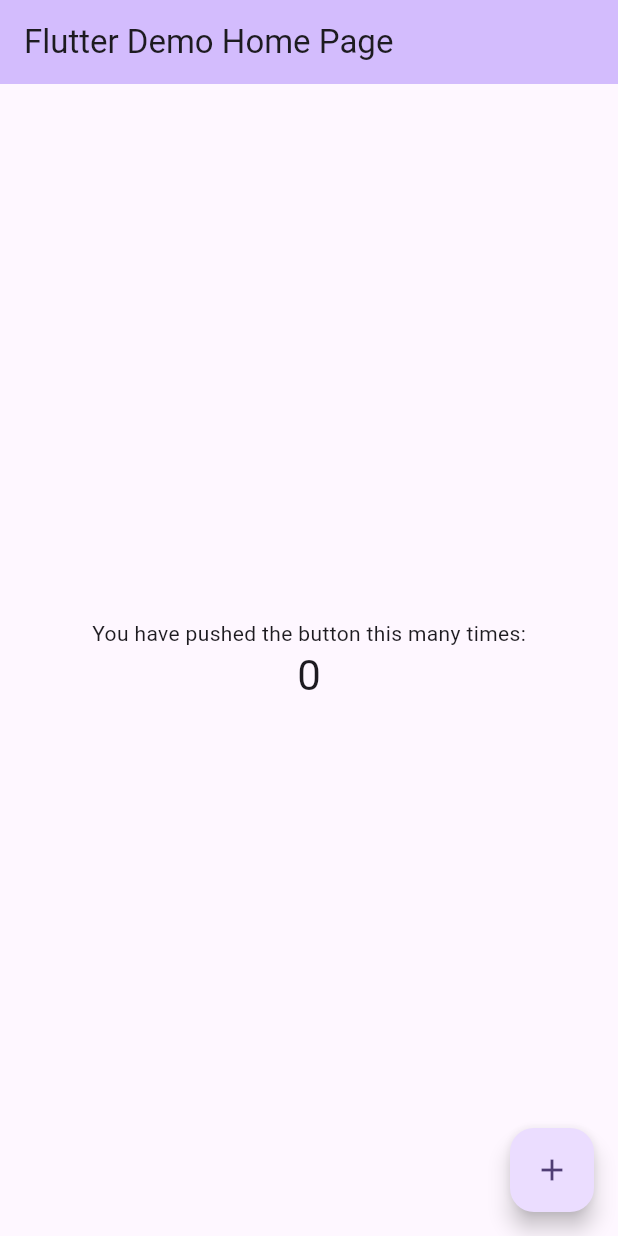
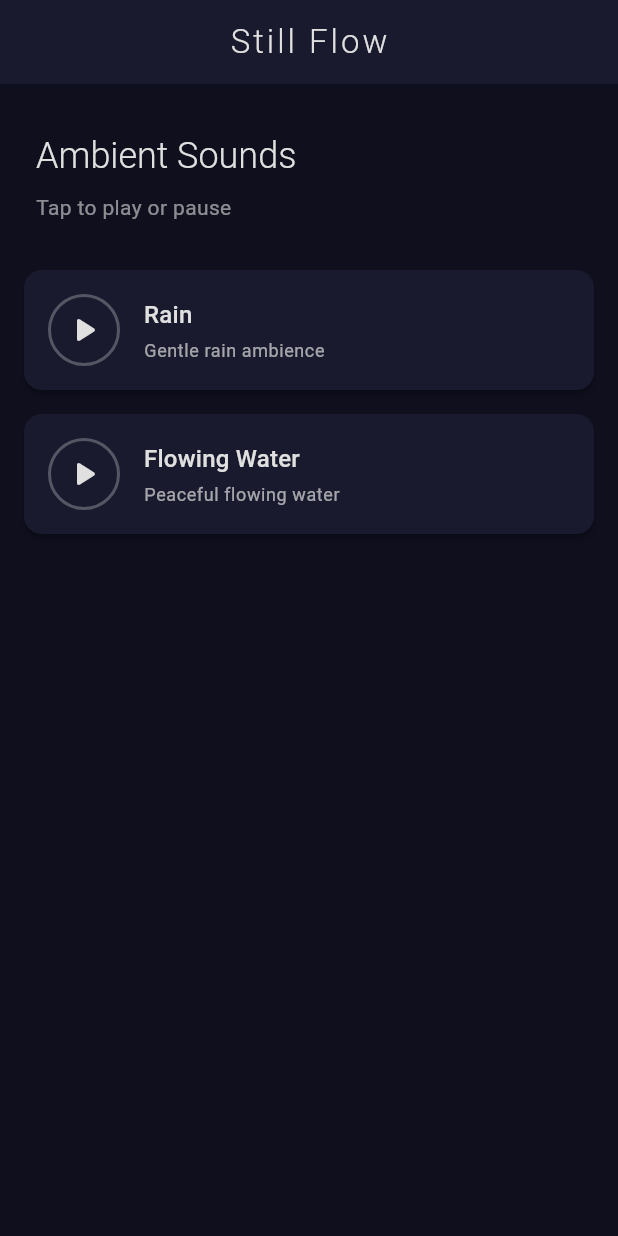
Before and after one commit to 13rac1/StillFlow, a Flutter app: the screen it shows after launch, on a phone screen of 412 x 824 dp. Run offline on Flutter 3.47's test engine with Material 3 defaults, Android fonts, the phone set to English and light mode, and no system bars; our stand-ins replace just_audio.

Commit message:
feat: implement minimal UI with dark theme (Phase 2)
Build complete user interface for sound selection and playback:
- Configure dark theme with sleep-friendly color palette
- Create HomeScreen with sound library display
- Create SoundTile widget with play/pause controls
- Wire UI to AudioPlayerService with state management
- Add visual feedback for currently playing sound
- Implement play/pause/resume logic for sound tiles
- Add 16 widget tests (26 total passing tests)

Phase 2 complete per IMPLEMENTATION_PLAN.md
- Dark theme only (warm colors, low brightness)
- Single-screen design with sound selection
- Visual feedback for playing state
- StatefulWidget state management (no external deps)

Manual testing required on device/emulator to verify:
- Actual audio playback
- Seamless looping
- UI responsiveness

🤖 Generated with [Claude Code](https://claude.com/claude-code)

Co-Authored-By: Claude <noreply@anthropic.com>

```diff
--- a/lib/main.dart
+++ b/lib/main.dart
@@ -1,122 +1,45 @@
 import 'package:flutter/material.dart';
+import 'screens/home_screen.dart';
 
 void main() {
-  runApp(const MyApp());
+  runApp(const StillFlowApp());
 }
 
-class MyApp extends StatelessWidget {
-  const MyApp({super.key});
+class StillFlowApp extends StatelessWidget {
+  const StillFlowApp({super.key});
 
-  // This widget is the root of your application.
   @override
   Widget build(BuildContext context) {
     return MaterialApp(
-      title: 'Flutter Demo',
+      title: 'Still Flow',
+      debugShowCheckedModeBanner: false,
       theme: ThemeData(
-        // This is the theme of your application.
-        //
-        // TRY THIS: Try running your application with "flutter run". You'll see
-        // the application has a purple toolbar. Then, without quitting the app,
-        // try changing the seedColor in the colorScheme below to Colors.green
-        // and then invoke "hot reload" (save your changes or press the "hot
-        // reload" button in a Flutter-supported IDE, or press "r" if you used
-        // the command line to start the app).
-        //
-        // Notice that the counter didn't reset back to zero; the application
-        // state is not lost during the reload. To reset the state, use hot
-        // restart instead.
-        //
-        // This works for code too, not just values: Most code changes can be
-        // tested with just a hot reload.
-        colorScheme: ColorScheme.fromSeed(seedColor: Colors.deepPurple),
+        // Dark theme only for sleep-friendly interface
+        brightness: Brightness.dark,
+        colorScheme: ColorScheme.dark(
+          primary: const Color(0xFF6B9AC4),
+          secondary: const Color(0xFF97C4B8),
+          surface: const Color(0xFF1A1A2E),
+          onPrimary: Colors.white,
+          onSecondary: Colors.white,
+          onSurface: const Color(0xFFE0E0E0),
+        ),
+        scaffoldBackgroundColor: const Color(0xFF0F0F1E),
+        appBarTheme: const AppBarTheme(
+          backgroundColor: Color(0xFF1A1A2E),
+          elevation: 0,
+          centerTitle: true,
+        ),
+        cardTheme: const CardThemeData(
+          color: Color(0xFF1A1A2E),
+          elevation: 2,
+          shape: RoundedRectangleBorder(
+            borderRadius: BorderRadius.all(Radius.circular(12)),
+          ),
+        ),
+        useMaterial3: true,
       ),
-      home: const MyHomePage(title: 'Flutter Demo Home Page'),
+      home: const HomeScreen(),
     );
   }
 }
-
-class MyHomePage extends StatefulWidget {
-  const MyHomePage({super.key, required this.title});
-
-  // This widget is the home page of your application. It is stateful, meaning
-  // that it has a State object (defined below) that contains fields that affect
-  // how it looks.
-
-  // This class is the configuration for the state. It holds the values (in this
-  // case the title) provided by the parent (in this case the App widget) and
-  // used by the build method of the State. Fields in a Widget subclass are
-  // always marked "final".
-
-  final String title;
-
-  @override
-  State<MyHomePage> createState() => _MyHomePageState();
-}
-
-class _MyHomePageState extends State<MyHomePage> {
-  int _counter = 0;
-
-  void _incrementCounter() {
-    setState(() {
-      // This call to setState tells the Flutter framework that something has
-      // changed in this State, which causes it to rerun the build method below
-      // so that the display can reflect the updated values. If we changed
-      // _counter without calling setState(), then the build method would not be
-      // called again, and so nothing would appear to happen.
-      _counter++;
-    });
-  }
-
-  @override
-  Widget build(BuildContext context) {
-    // This method is rerun every time setState is called, for instance as done
-    // by the _incrementCounter method above.
-    //
-    // The Flutter framework has been optimized to make rerunning build methods
-    // fast, so that you can just rebuild anything that needs updating rather
-    // than having to individually change instances of widgets.
-    return Scaffold(
-      appBar: AppBar(
-        // TRY THIS: Try changing the color here to a specific color (to
-        // Colors.amber, perhaps?) and trigger a hot reload to see the AppBar
-        // change color while the other colors stay the same.
-        backgroundColor: Theme.of(context).colorScheme.inversePrimary,
-        // Here we take the value from the MyHomePage object that was created by
-        // the App.build method, and use it to set our appbar title.
-        title: Text(widget.title),
-      ),
-      body: Center(
-        // Center is a layout widget. It takes a single child and positions it
-        // in the middle of the parent.
-        child: Column(
-          // Column is also a layout widget. It takes a list of children and
-          // arranges them vertically. By default, it sizes itself to fit its
-          // children horizontally, and tries to be as tall as its parent.
-          //
-          // Column has various properties to control how it sizes itself and
-          // how it positions its children. Here we use mainAxisAlignment to
-          // center the children vertically; the main axis here is the vertical
-          // axis because Columns are vertical (the cross axis would be
-          // horizontal).
-          //
-          // TRY THIS: Invoke "debug painting" (choose the "Toggle Debug Paint"
-          // action in the IDE, or press "p" in the console), to see the
-          // wireframe for each widget.
-          mainAxisAlignment: MainAxisAlignment.center,
-          children: <Widget>[
-            const Text('You have pushed the button this many times:'),
-            Text(
-              '$_counter',
-              style: Theme.of(context).textTheme.headlineMedium,
-            ),
-          ],
-        ),
-      ),
-      floatingActionButton: FloatingActionButton(
-        onPressed: _incrementCounter,
-        tooltip: 'Increment',
-        child: const Icon(Icons.add),
-      ), // This trailing comma makes auto-formatting nicer for build methods.
-    );
-  }
-}
--- /dev/null
+++ b/lib/screens/home_screen.dart
@@ -0,0 +1,120 @@
+import 'package:flutter/material.dart';
+import '../models/sound.dart';
+import '../services/audio_player_service.dart';
+import '../widgets/sound_tile.dart';
+
+/// Main screen displaying the sound library
+class HomeScreen extends StatefulWidget {
+  const HomeScreen({super.key});
+
+  @override
+  State<HomeScreen> createState() => _HomeScreenState();
+}
+
+class _HomeScreenState extends State<HomeScreen> {
+  final AudioPlayerService _audioService = AudioPlayerService();
+  Sound? _currentSound;
+  bool _isPlaying = false;
+
+  @override
+  void initState() {
+    super.initState();
+    _initializeAudio();
+  }
+
+  Future<void> _initializeAudio() async {
+    await _audioService.initialize();
+
+    // Listen to playing state changes
+    _audioService.playingStream.listen((playing) {
+      if (mounted) {
+        setState(() {
+          _isPlaying = playing;
+        });
+      }
+    });
+  }
+
+  @override
+  void dispose() {
+    _audioService.dispose();
+    super.dispose();
+  }
+
+  Future<void> _handleSoundTap(Sound sound) async {
+    // If tapping the currently playing sound, pause it
+    if (_currentSound?.id == sound.id && _isPlaying) {
+      await _audioService.pause();
+      return;
+    }
+
+    // If tapping the current sound while paused, resume it
+    if (_currentSound?.id == sound.id && !_isPlaying) {
+      await _audioService.resume();
+      return;
+    }
+
+    // Otherwise, play the new sound
+    setState(() {
+      _currentSound = sound;
+    });
+    await _audioService.play(sound);
+  }
+
+  @override
+  Widget build(BuildContext context) {
+    return Scaffold(
+      appBar: AppBar(
+        title: const Text(
+          'Still Flow',
+          style: TextStyle(
+            fontWeight: FontWeight.w300,
+            letterSpacing: 2,
+          ),
+        ),
+      ),
+      body: ListView(
+        padding: const EdgeInsets.symmetric(vertical: 16),
+        children: [
+          // Header section
+          Padding(
+            padding: const EdgeInsets.symmetric(horizontal: 24, vertical: 16),
+            child: Column(
+              crossAxisAlignment: CrossAxisAlignment.start,
+              children: [
+                Text(
+                  'Ambient Sounds',
+                  style: Theme.of(context).textTheme.headlineSmall?.copyWith(
+                        fontWeight: FontWeight.w300,
+                        color: Theme.of(context).colorScheme.onSurface,
+                      ),
+                ),
+                const SizedBox(height: 8),
+                Text(
+                  'Tap to play or pause',
+                  style: Theme.of(context).textTheme.bodyMedium?.copyWith(
+                        color: Theme.of(context)
+                            .colorScheme
+                            .onSurface
+                            .withValues(alpha: 0.6),
+                      ),
+                ),
+              ],
+            ),
+          ),
+          const SizedBox(height: 8),
+          // Sound tiles
+          ...SoundLibrary.all.map((sound) {
+            final isCurrentlyPlaying =
+                _currentSound?.id == sound.id && _isPlaying;
+            return SoundTile(
+              sound: sound,
+              isPlaying: isCurrentlyPlaying,
+              onTap: () => _handleSoundTap(sound),
+            );
+          }),
+        ],
+      ),
+    );
+  }
+}
--- /dev/null
+++ b/lib/widgets/sound_tile.dart
@@ -0,0 +1,98 @@
+import 'package:flutter/material.dart';
+import '../models/sound.dart';
+
+/// A tile widget representing a single sound in the library
+///
+/// Displays the sound name, description, and play/pause control
+class SoundTile extends StatelessWidget {
+  final Sound sound;
+  final bool isPlaying;
+  final VoidCallback onTap;
+
+  const SoundTile({
+    super.key,
+    required this.sound,
+    required this.isPlaying,
+    required this.onTap,
+  });
+
+  @override
+  Widget build(BuildContext context) {
+    return Card(
+      margin: const EdgeInsets.symmetric(horizontal: 16, vertical: 8),
+      child: InkWell(
+        onTap: onTap,
+        borderRadius: BorderRadius.circular(12),
+        child: Padding(
+          padding: const EdgeInsets.all(16),
+          child: Row(
+            children: [
+              // Icon representing the sound state
+              Container(
+                width: 48,
+                height: 48,
+                decoration: BoxDecoration(
+                  color: isPlaying
+                      ? Theme.of(context).colorScheme.primary.withValues(alpha: 0.2)
+                      : Theme.of(context).colorScheme.surface,
+                  borderRadius: BorderRadius.circular(24),
+                  border: Border.all(
+                    color: isPlaying
+                        ? Theme.of(context).colorScheme.primary
+                        : Theme.of(context).colorScheme.onSurface.withValues(alpha: 0.3),
+                    width: 2,
+                  ),
+                ),
+                child: Icon(
+                  isPlaying ? Icons.pause_rounded : Icons.play_arrow_rounded,
+                  color: isPlaying
+                      ? Theme.of(context).colorScheme.primary
+                      : Theme.of(context).colorScheme.onSurface,
+                  size: 28,
+                ),
+              ),
+              const SizedBox(width: 16),
+              // Sound name and description
+              Expanded(
+                child: Column(
+                  crossAxisAlignment: CrossAxisAlignment.start,
+                  children: [
+                    Text(
+                      sound.name,
+                      style: Theme.of(context).textTheme.titleMedium?.copyWith(
+                            fontWeight: isPlaying ? FontWeight.w600 : FontWeight.w500,
+                            color: isPlaying
+                                ? Theme.of(context).colorScheme.primary
+                                : Theme.of(context).colorScheme.onSurface,
+                          ),
+                    ),
+                    const SizedBox(height: 4),
+                    Text(
+                      sound.description,
+                      style: Theme.of(context).textTheme.bodySmall?.copyWith(
+                            color: Theme.of(context)
+                                .colorScheme
+                                .onSurface
+                                .withValues(alpha: 0.7),
+                          ),
+                    ),
+                  ],
+                ),
+              ),
+              // Visual indicator for playing state
+              if (isPlaying)
+                Container(
+                  width: 8,
+                  height: 8,
+                  decoration: BoxDecoration(
+                    color: Theme.of(context).colorScheme.primary,
+                    shape: BoxShape.circle,
+                  ),
+                ),
+            ],
+          ),
+        ),
+      ),
+    );
+  }
+}
```
Also changed, not shown: 3 other files.
